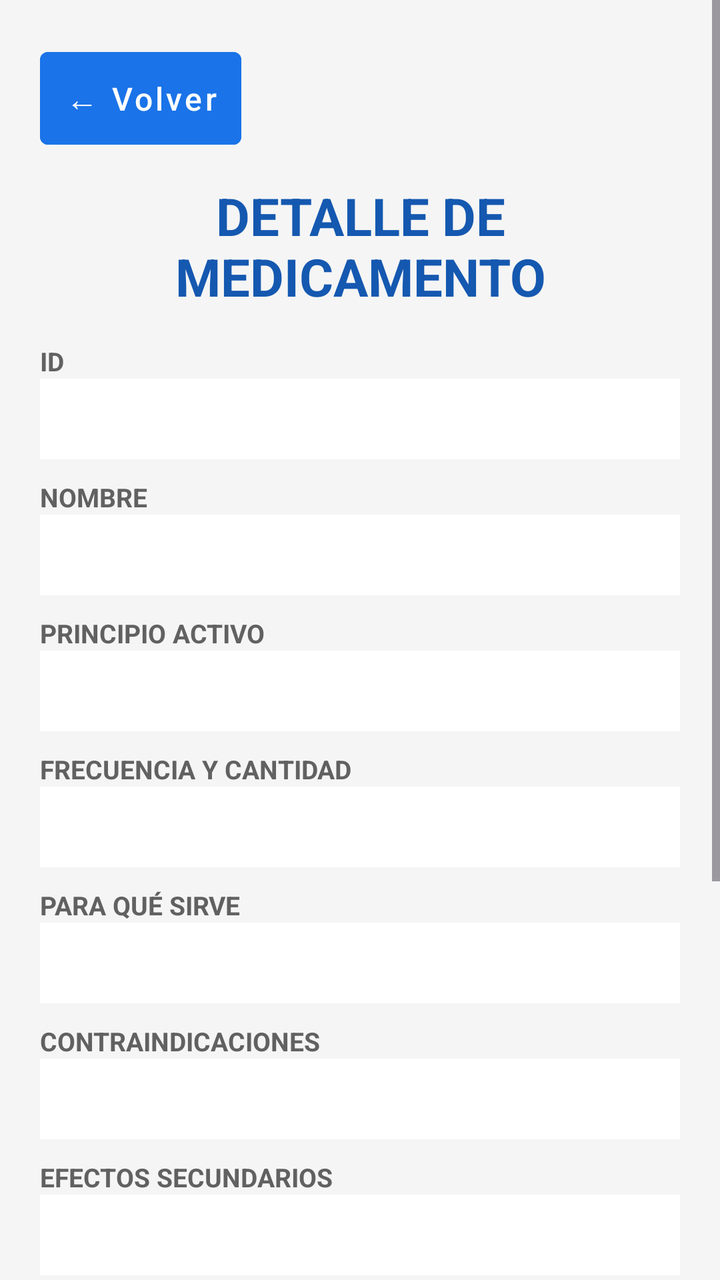
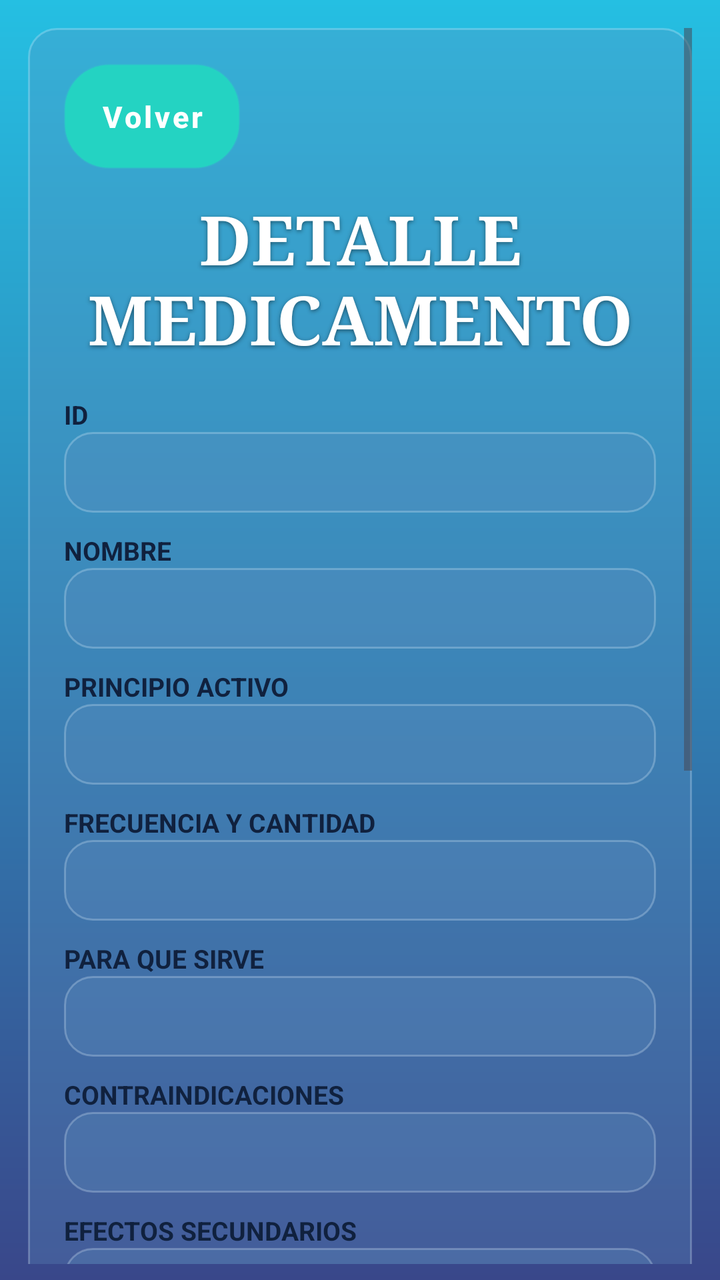

Before-and-after screenshots of an Android layout around one commit, followed by the original layout XML and the change that was made.
<!-- AndroidManifest.xml: application theme Theme.ProyectoMedScan -->
<!-- res/layout/fragment_detalle.xml -->
<?xml version="1.0" encoding="utf-8"?>
<ScrollView xmlns:android="http://schemas.android.com/apk/res/android"
    android:layout_width="match_parent"
    android:layout_height="match_parent"
    android:background="@color/colorBackground">

    <LinearLayout
        android:layout_width="match_parent"
        android:layout_height="wrap_content"
        android:orientation="vertical"
        android:padding="20dp">

        
        <Button
            android:id="@+id/btnVolver"
            style="@style/BotonMedScan"
            android:layout_width="wrap_content"
            android:layout_height="wrap_content"
            android:text="← Volver" />

        
        <TextView
            android:layout_width="match_parent"
            android:layout_height="wrap_content"
            style="@style/TituloPantalla"
            android:text="DETALLE DE MEDICAMENTO"
            android:paddingTop="12dp"
            android:paddingBottom="16dp" />

        
        <TextView
            android:layout_width="match_parent"
            android:layout_height="wrap_content"
            style="@style/EtiquetaCampo"
            android:text="ID" />

        <EditText
            android:id="@+id/etId"
            android:layout_width="match_parent"
            android:layout_height="wrap_content"
            style="@style/CampoTexto"
            android:enabled="false"
            android:focusable="false"
            android:cursorVisible="false"
            android:longClickable="false"
            android:inputType="none" />

        
        <TextView
            android:layout_width="match_parent"
            android:layout_height="wrap_content"
            style="@style/EtiquetaCampo"
            android:layout_marginTop="10dp"
            android:text="NOMBRE" />

        <EditText
            android:id="@+id/etNombre"
            android:layout_width="match_parent"
            android:layout_height="wrap_content"
            style="@style/CampoTexto"
            android:focusable="false"
            android:cursorVisible="false"
            android:longClickable="false"
            android:inputType="none" />

        
        <TextView
            android:layout_width="match_parent"
            android:layout_height="wrap_content"
            style="@style/EtiquetaCampo"
            android:layout_marginTop="10dp"
            android:text="PRINCIPIO ACTIVO" />

        <EditText
            android:id="@+id/etPrincipioActivo"
            android:layout_width="match_parent"
            android:layout_height="wrap_content"
            style="@style/CampoTexto"
            android:focusable="false"
            android:cursorVisible="false"
            android:longClickable="false"
            android:inputType="none" />

        
        <TextView
            android:layout_width="match_parent"
            android:layout_height="wrap_content"
            style="@style/EtiquetaCampo"
            android:layout_marginTop="10dp"
            android:text="FRECUENCIA Y CANTIDAD" />

        <EditText
            android:id="@+id/etFrecuencia"
            android:layout_width="match_parent"
            android:layout_height="wrap_content"
            style="@style/CampoTexto"
            android:focusable="false"
            android:cursorVisible="false"
            android:longClickable="false"
            android:inputType="none" />

        
        <TextView
            android:layout_width="match_parent"
            android:layout_height="wrap_content"
            style="@style/EtiquetaCampo"
            android:layout_marginTop="10dp"
            android:text="PARA QUÉ SIRVE" />

        <EditText
            android:id="@+id/etParaQueSirve"
            android:layout_width="match_parent"
            android:layout_height="wrap_content"
            style="@style/CampoTexto"
            android:focusable="false"
            android:cursorVisible="false"
            android:longClickable="false"
            android:inputType="none" />

        
        <TextView
            android:layout_width="match_parent"
            android:layout_height="wrap_content"
            style="@style/EtiquetaCampo"
            android:layout_marginTop="10dp"
            android:text="CONTRAINDICACIONES" />

        <EditText
            android:id="@+id/etContraindicaciones"
            android:layout_width="match_parent"
            android:layout_height="wrap_content"
            style="@style/CampoTexto"
            android:focusable="false"
            android:cursorVisible="false"
            android:longClickable="false"
            android:inputType="none" />

        
        <TextView
            android:layout_width="match_parent"
            android:layout_height="wrap_content"
            style="@style/EtiquetaCampo"
            android:layout_marginTop="10dp"
            android:text="EFECTOS SECUNDARIOS" />

        <EditText
            android:id="@+id/etEfectosSecundarios"
            android:layout_width="match_parent"
            android:layout_height="wrap_content"
            style="@style/CampoTexto"
            android:focusable="false"
            android:cursorVisible="false"
            android:longClickable="false"
            android:inputType="none" />

        
        <TextView
            android:layout_width="match_parent"
            android:layout_height="wrap_content"
            style="@style/EtiquetaCampo"
            android:layout_marginTop="10dp"
            android:text="ADVERTENCIAS" />

        <EditText
            android:id="@+id/etAdvertencias"
            android:layout_width="match_parent"
            android:layout_height="wrap_content"
            style="@style/CampoTexto"
            android:focusable="false"
            android:cursorVisible="false"
            android:longClickable="false"
            android:inputType="none" />

        
        <TextView
            android:layout_width="match_parent"
            android:layout_height="wrap_content"
            style="@style/EtiquetaCampo"
            android:layout_marginTop="10dp"
            android:text="REQUIERE RECETA" />

        <EditText
            android:id="@+id/etReceta"
            android:layout_width="match_parent"
            android:layout_height="wrap_content"
            style="@style/CampoTexto"
            android:focusable="false"
            android:cursorVisible="false"
            android:longClickable="false"
            android:inputType="none" />

        
        <TextView
            android:layout_width="match_parent"
            android:layout_height="wrap_content"
            style="@style/EtiquetaCampo"
            android:layout_marginTop="10dp"
            android:text="LABORATORIO" />

        <EditText
            android:id="@+id/etLaboratorio"
            android:layout_width="match_parent"
            android:layout_height="wrap_content"
            style="@style/CampoTexto"
            android:focusable="false"
            android:cursorVisible="false"
            android:longClickable="false"
            android:inputType="none" />

        
        <Button
            android:id="@+id/btnEliminar"
            style="@style/BotonMedScan"
            android:layout_width="wrap_content"
            android:layout_height="wrap_content"
            android:layout_gravity="center_horizontal"
            android:layout_marginTop="10dp"
            android:text="Eliminar" />

    </LinearLayout>
</ScrollView>
<!-- resources referenced by this layout -->
<resources>
  <color name="colorBackground">#F5F5F5</color>
  <style name="BotonMedScan" parent="Widget.MaterialComponents.Button">
          <item name="android:layout_width">match_parent</item>
          <item name="android:layout_height">wrap_content</item>
          <item name="android:backgroundTint">@color/colorPrimary</item>
          <item name="android:textColor">@color/btn_text</item>
          <item name="android:textAllCaps">false</item>
          <item name="android:textSize">16sp</item>
          <item name="android:padding">12dp</item>
      </style>
  <style name="CampoTexto">
          <item name="android:layout_width">match_parent</item>
          <item name="android:layout_height">wrap_content</item>
  
          <item name="android:background">@color/white</item>
          <item name="android:backgroundTint">@color/white</item>
  
          <item name="android:textColor">@color/black</item>
  
          <item name="android:padding">8dp</item>
      </style>
  <style name="EtiquetaCampo">
          <item name="android:textSize">13sp</item>
          <item name="android:textStyle">bold</item>
          <item name="android:textColor">@color/colorTextSecondary</item>
      </style>
  <style name="TituloPantalla">
          <item name="android:textSize">26sp</item>
          <item name="android:textStyle">bold</item>
          <item name="android:textColor">@color/colorPrimaryDark</item>
          <item name="android:gravity">center</item>
      </style>
  <color name="colorPrimary">#1A73E8</color>
  <color name="black">#000000</color>
  <color name="colorTextSecondary">#616161</color>
  <color name="colorPrimaryDark">#1558B0</color>
  <style name="Base.Theme.ProyectoMedScan" parent="Theme.Material3.DayNight.NoActionBar">
          
          
      </style>
  <!-- unchanged entries left out for length: 3 -->
</resources>

<!-- the commit's change to res/layout/fragment_detalle.xml (unified diff, before → after) -->
@@ -2,32 +2,36 @@
 <ScrollView xmlns:android="http://schemas.android.com/apk/res/android"
     android:layout_width="match_parent"
     android:layout_height="match_parent"
-    android:background="@color/colorBackground">
+    android:fitsSystemWindows="true"
+    android:paddingStart="14dp"
+    android:paddingEnd="14dp"
+    android:paddingTop="14dp"
+    android:paddingBottom="8dp"
+    android:background="@drawable/bg_medscan_gradient">
 
     <LinearLayout
         android:layout_width="match_parent"
         android:layout_height="wrap_content"
         android:orientation="vertical"
-        android:padding="20dp">
-
-        
+        android:padding="18dp"
+        android:background="@drawable/bg_medscan_surface">
+
         <Button
             android:id="@+id/btnVolver"
             style="@style/BotonMedScan"
             android:layout_width="wrap_content"
             android:layout_height="wrap_content"
-            android:text="← Volver" />
-
-        
+            android:text="Volver" />
+
         <TextView
             android:layout_width="match_parent"
             android:layout_height="wrap_content"
             style="@style/TituloPantalla"
-            android:text="DETALLE DE MEDICAMENTO"
+            android:text="DETALLE MEDICAMENTO"
+            android:fontFamily="serif"
             android:paddingTop="12dp"
             android:paddingBottom="16dp" />
 
-        
         <TextView
             android:layout_width="match_parent"
             android:layout_height="wrap_content"
@@ -36,8 +40,6 @@
 
         <EditText
             android:id="@+id/etId"
-            android:layout_width="match_parent"
-            android:layout_height="wrap_content"
             style="@style/CampoTexto"
             android:enabled="false"
             android:focusable="false"
@@ -45,7 +47,6 @@
             android:longClickable="false"
             android:inputType="none" />
 
-        
         <TextView
             android:layout_width="match_parent"
             android:layout_height="wrap_content"
@@ -55,15 +56,12 @@
 
         <EditText
             android:id="@+id/etNombre"
-            android:layout_width="match_parent"
-            android:layout_height="wrap_content"
-            style="@style/CampoTexto"
-            android:focusable="false"
-            android:cursorVisible="false"
-            android:longClickable="false"
-            android:inputType="none" />
-
-        
+            style="@style/CampoTexto"
+            android:focusable="false"
+            android:cursorVisible="false"
+            android:longClickable="false"
+            android:inputType="none" />
+
         <TextView
             android:layout_width="match_parent"
             android:layout_height="wrap_content"
@@ -73,15 +71,12 @@
 
         <EditText
             android:id="@+id/etPrincipioActivo"
-            android:layout_width="match_parent"
-            android:layout_height="wrap_content"
-            style="@style/CampoTexto"
-            android:focusable="false"
-            android:cursorVisible="false"
-            android:longClickable="false"
-            android:inputType="none" />
-
-        
+            style="@style/CampoTexto"
+            android:focusable="false"
+            android:cursorVisible="false"
+            android:longClickable="false"
+            android:inputType="none" />
+
         <TextView
             android:layout_width="match_parent"
             android:layout_height="wrap_content"
@@ -91,33 +86,27 @@
 
         <EditText
             android:id="@+id/etFrecuencia"
-            android:layout_width="match_parent"
-            android:layout_height="wrap_content"
-            style="@style/CampoTexto"
-            android:focusable="false"
-            android:cursorVisible="false"
-            android:longClickable="false"
-            android:inputType="none" />
-
-        
-        <TextView
-            android:layout_width="match_parent"
-            android:layout_height="wrap_content"
-            style="@style/EtiquetaCampo"
-            android:layout_marginTop="10dp"
-            android:text="PARA QUÉ SIRVE" />
+            style="@style/CampoTexto"
+            android:focusable="false"
+            android:cursorVisible="false"
+            android:longClickable="false"
+            android:inputType="none" />
+
+        <TextView
+            android:layout_width="match_parent"
+            android:layout_height="wrap_content"
+            style="@style/EtiquetaCampo"
+            android:layout_marginTop="10dp"
+            android:text="PARA QUE SIRVE" />
 
         <EditText
             android:id="@+id/etParaQueSirve"
-            android:layout_width="match_parent"
-            android:layout_height="wrap_content"
-            style="@style/CampoTexto"
-            android:focusable="false"
-            android:cursorVisible="false"
-            android:longClickable="false"
-            android:inputType="none" />
-
-        
+            style="@style/CampoTexto"
+            android:focusable="false"
+            android:cursorVisible="false"
+            android:longClickable="false"
+            android:inputType="none" />
+
         <TextView
             android:layout_width="match_parent"
             android:layout_height="wrap_content"
@@ -127,15 +116,12 @@
 
         <EditText
             android:id="@+id/etContraindicaciones"
-            android:layout_width="match_parent"
-            android:layout_height="wrap_content"
-            style="@style/CampoTexto"
-            android:focusable="false"
-            android:cursorVisible="false"
-            android:longClickable="false"
-            android:inputType="none" />
-
-        
+            style="@style/CampoTexto"
+            android:focusable="false"
+            android:cursorVisible="false"
+            android:longClickable="false"
+            android:inputType="none" />
+
         <TextView
             android:layout_width="match_parent"
             android:layout_height="wrap_content"
@@ -145,15 +131,12 @@
 
         <EditText
             android:id="@+id/etEfectosSecundarios"
-            android:layout_width="match_parent"
-            android:layout_height="wrap_content"
-            style="@style/CampoTexto"
-            android:focusable="false"
-            android:cursorVisible="false"
-            android:longClickable="false"
-            android:inputType="none" />
-
-        
+            style="@style/CampoTexto"
+            android:focusable="false"
+            android:cursorVisible="false"
+            android:longClickable="false"
+            android:inputType="none" />
+
         <TextView
             android:layout_width="match_parent"
             android:layout_height="wrap_content"
@@ -163,15 +146,12 @@
 
         <EditText
             android:id="@+id/etAdvertencias"
-            android:layout_width="match_parent"
-            android:layout_height="wrap_content"
-            style="@style/CampoTexto"
-            android:focusable="false"
-            android:cursorVisible="false"
-            android:longClickable="false"
-            android:inputType="none" />
-
-        
+            style="@style/CampoTexto"
+            android:focusable="false"
+            android:cursorVisible="false"
+            android:longClickable="false"
+            android:inputType="none" />
+
         <TextView
             android:layout_width="match_parent"
             android:layout_height="wrap_content"
@@ -181,15 +161,12 @@
 
         <EditText
             android:id="@+id/etReceta"
-            android:layout_width="match_parent"
-            android:layout_height="wrap_content"
-            style="@style/CampoTexto"
-            android:focusable="false"
-            android:cursorVisible="false"
-            android:longClickable="false"
-            android:inputType="none" />
-
-        
+            style="@style/CampoTexto"
+            android:focusable="false"
+            android:cursorVisible="false"
+            android:longClickable="false"
+            android:inputType="none" />
+
         <TextView
             android:layout_width="match_parent"
             android:layout_height="wrap_content"
@@ -199,23 +176,29 @@
 
         <EditText
             android:id="@+id/etLaboratorio"
-            android:layout_width="match_parent"
-            android:layout_height="wrap_content"
-            style="@style/CampoTexto"
-            android:focusable="false"
-            android:cursorVisible="false"
-            android:longClickable="false"
-            android:inputType="none" />
-
-        
+            style="@style/CampoTexto"
+            android:focusable="false"
+            android:cursorVisible="false"
+            android:longClickable="false"
+            android:inputType="none" />
+
         <Button
             android:id="@+id/btnEliminar"
             style="@style/BotonMedScan"
             android:layout_width="wrap_content"
             android:layout_height="wrap_content"
             android:layout_gravity="center_horizontal"
-            android:layout_marginTop="10dp"
+            android:layout_marginTop="14dp"
             android:text="Eliminar" />
+
+        <ImageView
+            android:id="@+id/ivLogoFooterDetalle"
+            style="@style/LogoFooter"
+            android:background="@drawable/bg_logo_circle"
+            android:padding="2dp"
+            android:scaleType="fitCenter"
+            android:clipToOutline="true"
+            android:src="@drawable/logo_medscan" />
 
     </LinearLayout>
 </ScrollView>
<!-- resource entries referenced after the edit -->
@@ -1,45 +1,104 @@
 <!-- resources referenced by this layout -->
 <resources>
-  <color name="colorBackground">#F5F5F5</color>
+  <!-- drawable bg_logo_circle (drawable) -->
+  <?xml version="1.0" encoding="utf-8"?>
+  <shape xmlns:android="http://schemas.android.com/apk/res/android"
+      android:shape="oval">
+      <solid android:color="#00000000" />
+  </shape>
+  <!-- drawable bg_medscan_gradient (drawable) -->
+  <?xml version="1.0" encoding="utf-8"?>
+  <shape xmlns:android="http://schemas.android.com/apk/res/android">
+      <gradient
+          android:angle="90"
+          android:startColor="@color/bgGradientStart"
+          android:endColor="@color/bgGradientEnd" />
+  </shape>
+  <!-- drawable bg_medscan_surface (drawable) -->
+  <?xml version="1.0" encoding="utf-8"?>
+  <shape xmlns:android="http://schemas.android.com/apk/res/android">
+      <solid android:color="#4A5F8FBE" />
+      <corners android:radius="14dp" />
+      <stroke
+          android:width="1dp"
+          android:color="#44E6F3FF" />
+  </shape>
+  <!-- drawable logo_medscan: png bitmap (drawable, 192554 bytes) -->
   <style name="BotonMedScan" parent="Widget.MaterialComponents.Button">
           <item name="android:layout_width">match_parent</item>
           <item name="android:layout_height">wrap_content</item>
-          <item name="android:backgroundTint">@color/colorPrimary</item>
+          <item name="android:background">@drawable/bg_button_blue</item>
           <item name="android:textColor">@color/btn_text</item>
           <item name="android:textAllCaps">false</item>
-          <item name="android:textSize">16sp</item>
-          <item name="android:padding">12dp</item>
+          <item name="android:textSize">15sp</item>
+          <item name="android:textStyle">bold</item>
+          <item name="android:paddingLeft">18dp</item>
+          <item name="android:paddingTop">10dp</item>
+          <item name="android:paddingRight">18dp</item>
+          <item name="android:paddingBottom">10dp</item>
       </style>
   <style name="CampoTexto">
           <item name="android:layout_width">match_parent</item>
           <item name="android:layout_height">wrap_content</item>
-  
-          <item name="android:background">@color/white</item>
-          <item name="android:backgroundTint">@color/white</item>
-  
-          <item name="android:textColor">@color/black</item>
-  
+          <item name="android:background">@drawable/bg_medscan_surface</item>
+          <item name="android:textColor">@color/colorTextPrimary</item>
           <item name="android:padding">8dp</item>
       </style>
   <style name="EtiquetaCampo">
           <item name="android:textSize">13sp</item>
           <item name="android:textStyle">bold</item>
-          <item name="android:textColor">@color/colorTextSecondary</item>
+          <item name="android:textColor">@color/colorTextPrimary</item>
+      </style>
+  <style name="LogoFooter">
+          <item name="android:layout_width">88dp</item>
+          <item name="android:layout_height">88dp</item>
+          <item name="android:layout_gravity">end</item>
+          <item name="android:layout_marginTop">10dp</item>
+          <item name="android:layout_marginBottom">14dp</item>
+          <item name="android:contentDescription">Logo MedScan</item>
+          <item name="android:alpha">0.96</item>
       </style>
   <style name="TituloPantalla">
-          <item name="android:textSize">26sp</item>
+          <item name="android:textSize">34sp</item>
           <item name="android:textStyle">bold</item>
-          <item name="android:textColor">@color/colorPrimaryDark</item>
+          <item name="android:textColor">@color/white</item>
+          <item name="android:shadowColor">#77000000</item>
+          <item name="android:shadowDx">0</item>
+          <item name="android:shadowDy">2</item>
+          <item name="android:shadowRadius">5</item>
           <item name="android:gravity">center</item>
       </style>
-  <color name="colorPrimary">#1A73E8</color>
-  <color name="black">#000000</color>
-  <color name="colorTextSecondary">#616161</color>
-  <color name="colorPrimaryDark">#1558B0</color>
+  <color name="bgGradientStart">#39478A</color>
+  <color name="bgGradientEnd">#25BFE2</color>
+  <!-- drawable bg_button_blue (drawable) -->
+  <?xml version="1.0" encoding="utf-8"?>
+  <shape xmlns:android="http://schemas.android.com/apk/res/android">
+      <gradient
+          android:angle="0"
+          android:startColor="@color/btnGradientStart"
+          android:endColor="@color/btnGradientEnd" />
+      <stroke
+          android:width="1dp"
+          android:color="#52FFFFFF" />
+      <corners android:radius="22dp" />
+      <padding
+          android:left="14dp"
+          android:top="8dp"
+          android:right="14dp"
+          android:bottom="8dp" />
+  </shape>
+  <color name="colorTextPrimary">#10213E</color>
+  <color name="colorPrimary">#24D3C2</color>
+  <color name="colorAccent">#6D3FAE</color>
   <style name="Base.Theme.ProyectoMedScan" parent="Theme.Material3.DayNight.NoActionBar">
-          
-          
+          <item name="colorPrimary">@color/colorPrimary</item>
+          <item name="colorOnPrimary">@color/white</item>
+          <item name="colorSecondary">@color/colorAccent</item>
+          <item name="android:statusBarColor">@color/bgGradientStart</item>
+          <item name="android:navigationBarColor">@color/bgGradientStart</item>
       </style>
+  <color name="btnGradientStart">#5D3DA2</color>
+  <color name="btnGradientEnd">#20C7C5</color>
   <!-- unchanged entries left out for length: 3 -->
 </resources>
 
